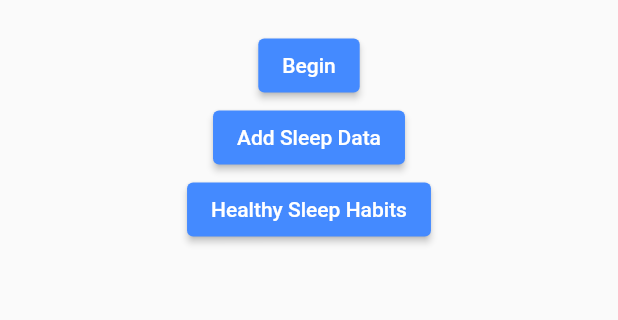
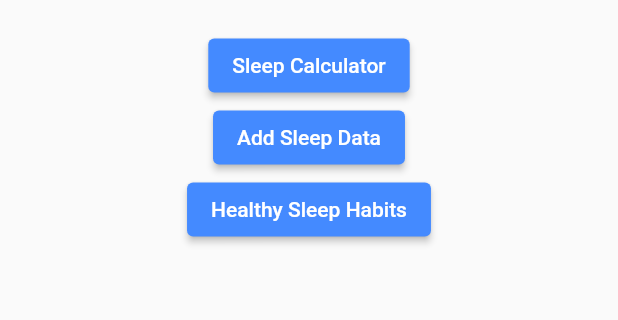
Before and after one commit to jakelang01/SweetDreams, a Flutter app: the screen it shows after launch, on a phone screen of 412 x 824 dp, the part 188-508 px from its top. Run offline on Flutter 3.47's test engine with Material 2 defaults, Android fonts, the phone set to English and light mode, and no system bars; our stand-ins replace cloud_firestore, firebase_core, flutter_rating_bar, shared_preferences; accounts and stored records are empty.

Commit message:
changed "begin" button name to "sleep calculator" and added many functions implementing database data

```diff
--- a/lib/main.dart
+++ b/lib/main.dart
@@ -48,7 +48,7 @@ class MyApp extends StatelessWidget {
                                   style: ElevatedButton.styleFrom(
                                       primary: Colors.blueAccent
                                   ),
-                                  child: Text('Begin'),
+                                  child: Text('Sleep Calculator'),
                                   onPressed: () {
                                     Navigator.of(context).push(
                                         MaterialPageRoute(
```
Also changed, not shown: lib/dreams/views/dreams_input.dart (+23 -0 lines).
